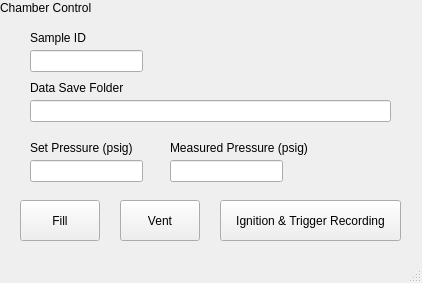
Before: the Qt Designer form mainwindow.ui in houghdaniel/CrawfordBombControl, drawn with Qt 5.
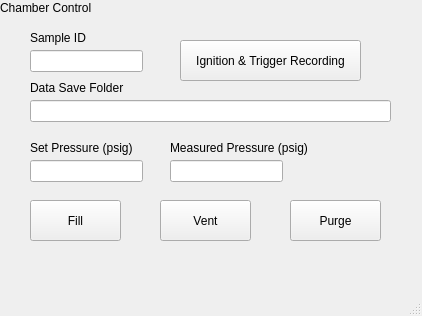
After: the same form once the commit is applied.

```diff
--- a/mainwindow.ui
+++ b/mainwindow.ui
@@ -7,7 +7,7 @@
     <x>0</x>
     <y>0</y>
     <width>422</width>
-    <height>283</height>
+    <height>316</height>
    </rect>
   </property>
   <property name="windowTitle">
@@ -17,9 +17,9 @@
    <widget class="QPushButton" name="ventButton">
     <property name="geometry">
      <rect>
-      <x>120</x>
+      <x>160</x>
       <y>200</y>
-      <width>80</width>
+      <width>91</width>
       <height>41</height>
      </rect>
     </property>
@@ -30,8 +30,8 @@
    <widget class="QPushButton" name="ignitionButton">
     <property name="geometry">
      <rect>
-      <x>220</x>
-      <y>200</y>
+      <x>180</x>
+      <y>40</y>
       <width>181</width>
       <height>41</height>
      </rect>
@@ -43,9 +43,9 @@
    <widget class="QPushButton" name="fillButton">
     <property name="geometry">
      <rect>
-      <x>20</x>
+      <x>30</x>
       <y>200</y>
-      <width>80</width>
+      <width>91</width>
       <height>41</height>
      </rect>
     </property>
@@ -158,6 +158,19 @@
      <string>Measured Pressure (psig)</string>
     </property>
    </widget>
+   <widget class="QPushButton" name="purgeButton">
+    <property name="geometry">
+     <rect>
+      <x>290</x>
+      <y>200</y>
+      <width>91</width>
+      <height>41</height>
+     </rect>
+    </property>
+    <property name="text">
+     <string>Purge</string>
+    </property>
+   </widget>
   </widget>
   <widget class="QStatusBar" name="statusbar"/>
  </widget>
```
